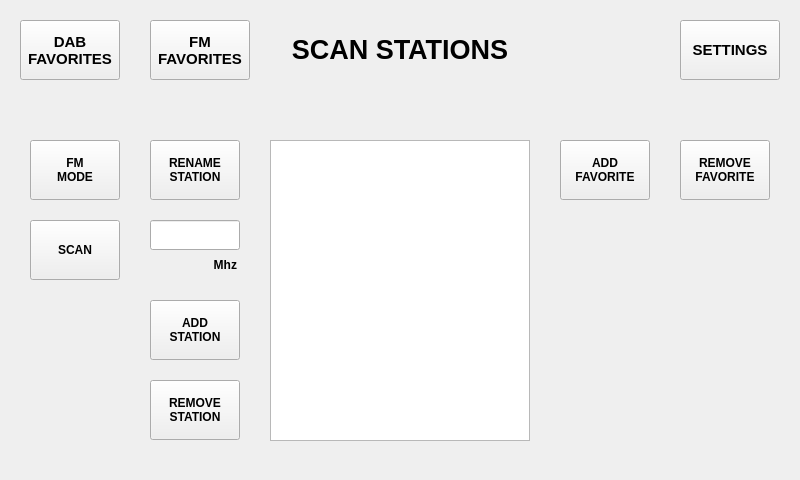
Above: mainwindow.ui from Vitalic66/DAB-FM before the change. Below: the same form after it.
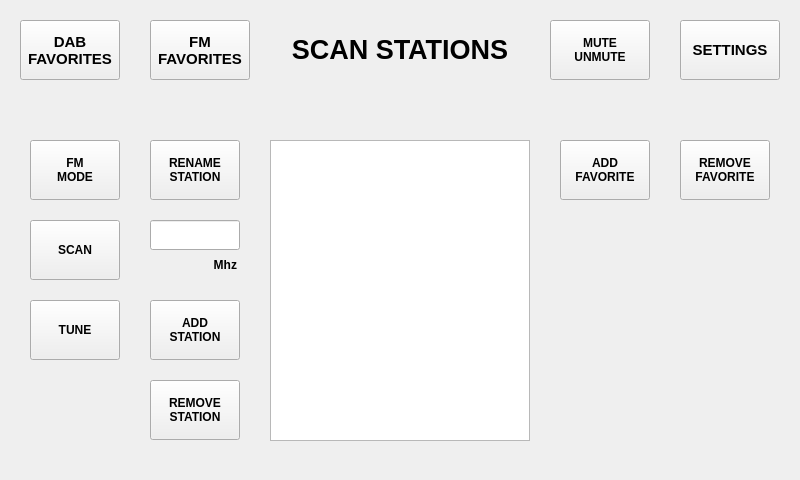
That is the form after the change.

Commit message: tune button, mute/unmute button, bugfixes

```diff
--- a/mainwindow.ui
+++ b/mainwindow.ui
@@ -749,6 +749,33 @@
        <set>Qt::AlignCenter</set>
       </property>
      </widget>
+     <widget class="QPushButton" name="btn_tune">
+      <property name="geometry">
+       <rect>
+        <x>30</x>
+        <y>300</y>
+        <width>90</width>
+        <height>60</height>
+       </rect>
+      </property>
+      <property name="text">
+       <string>TUNE</string>
+      </property>
+     </widget>
+     <widget class="QPushButton" name="btn_tune_to_mute">
+      <property name="geometry">
+       <rect>
+        <x>550</x>
+        <y>20</y>
+        <width>100</width>
+        <height>60</height>
+       </rect>
+      </property>
+      <property name="text">
+       <string>MUTE
+UNMUTE</string>
+      </property>
+     </widget>
     </widget>
     <widget class="QWidget" name="settings_gui"/>
    </widget>
```
Left out of the diff: 28 changed lines with no effect on the pictures. The commit also changes 2 other files.
